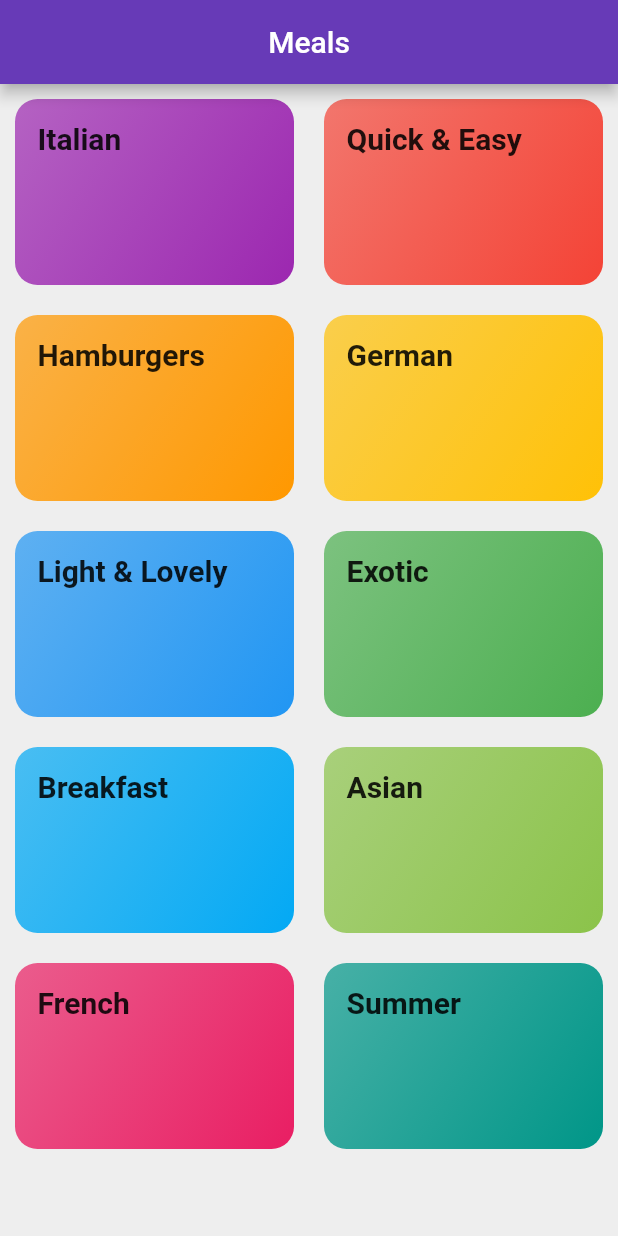
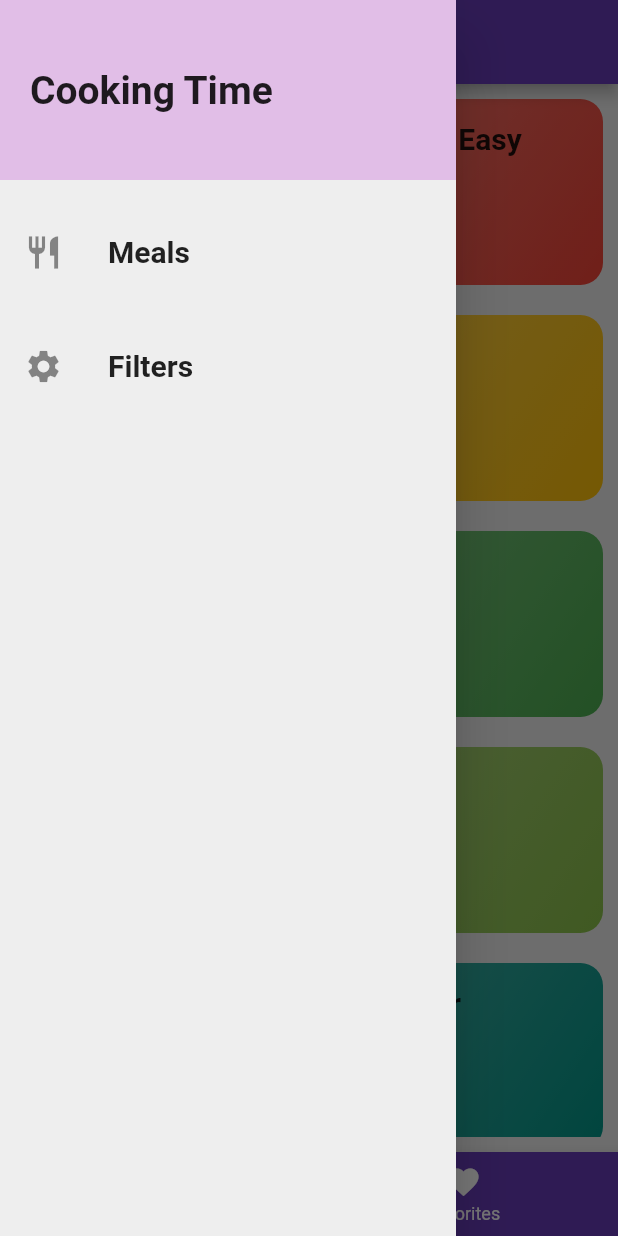
Before and after one commit to masterofboards/meals_app, a Flutter app: the screen it shows after launch, with the side drawer open (before the commit the screen has no drawer), on a phone screen of 412 x 824 dp. Run offline on Flutter 3.47's test engine with Material 2 defaults, Android fonts, the phone set to English and light mode, and no system bars; missing offline and left inert: dart:ffi.

Commit message:
Final working version

```diff
--- a/lib/categories.dart
+++ b/lib/categories.dart
@@ -5,14 +5,10 @@ import './category_item.dart';
 
 class Categories extends StatelessWidget {
 
+
   @override
   Widget build(BuildContext context) {
-    return Scaffold(
-      appBar: AppBar(
-        title: Text('Meals'),
-        centerTitle: true,
-      ),
-      body: Padding(
+    return Padding(
         padding: const EdgeInsets.all(10.0),
         child: GridView.builder(
           itemCount: DummyCategories.length,
@@ -30,7 +26,6 @@ class Categories extends StatelessWidget {
             );
           },
         ),
-      ),
     );
   }
 }
--- /dev/null
+++ b/lib/drawer.dart
@@ -0,0 +1,55 @@
+import 'package:flutter/material.dart';
+import 'package:mealsapp/filters.dart';
+
+class MyDrawer extends StatelessWidget {
+  Widget listTileWidget(
+      String text, IconData icon, BuildContext context, Function tapHandler) {
+    return ListTile(
+      leading: Icon(
+        icon,
+        size: 26,
+      ),
+      title: Text(
+        text,
+        style: Theme.of(context).textTheme.headline6,
+      ),
+      onTap: tapHandler,
+    );
+  }
+
+  @override
+  Widget build(BuildContext context) {
+    return Drawer(
+      child: Column(
+        children: [
+          Container(
+            height: 120,
+            width: double.infinity,
+            padding: EdgeInsets.all(20),
+            alignment: Alignment.centerLeft,
+            child: Text(
+              'Cooking Time',
+              style: TextStyle(
+                fontSize: 26,
+                fontWeight: FontWeight.bold,
+              ),
+            ),
+            color: Theme.of(context).accentColor,
+          ),
+          SizedBox(
+            height: 20,
+          ),
+          listTileWidget('Meals', Icons.restaurant, context, () {
+            Navigator.of(context).pushNamed('/');
+          }),
+          SizedBox(
+            height: 20,
+          ),
+          listTileWidget('Filters', Icons.settings, context, () {
+            Navigator.of(context).pushReplacementNamed(Filters.routeName);
+          }),
+        ],
+      ),
+    );
+  }
+}
--- a/lib/main.dart
+++ b/lib/main.dart
@@ -1,34 +1,96 @@
 import 'package:flutter/material.dart';
 import 'package:mealsapp/categories.dart';
+import 'package:mealsapp/dummy_data.dart';
 import 'package:mealsapp/meals.dart';
-
-import './category_item.dart';
+import 'package:mealsapp/recipe_details.dart';
+import './tabs.dart';
+import './filters.dart';
+import './recipe_model.dart';
 
 void main() {
   runApp(MyApp());
 }
 
-class MyApp extends StatelessWidget {
+class MyApp extends StatefulWidget {
   // This widget is the root of your application.
+  @override
+  _MyAppState createState() => _MyAppState();
+}
+
+class _MyAppState extends State<MyApp> {
+  Map<String, bool> _filterButton = {
+    'glutenFree': false,
+    'lactoseFree': false,
+    'vegan': false,
+    'vegetarian': false,
+  };
+  List<Recipes> _availableMeals = DummyRecipes;
+  List<Recipes> _favoriteMeals = [];
+
+  void _setFilters(Map<String, bool> filterData) {
+    setState(() {
+      _filterButton = filterData;
+      _availableMeals = DummyRecipes.where((element) {
+        if (_filterButton['glutenFree'] && !element.isGlutenFree) {
+          return false;
+        }
+        if (_filterButton['lactoseFree'] && !element.isLactoseFree) {
+          return false;
+        }
+        if (_filterButton['vegan'] && !element.isVegan) {
+          return false;
+        }
+        if (_filterButton['vegetarian'] && !element.isVegetarian) {
+          return false;
+        }
+        return true;
+      }).toList();
+    });
+  }
+
+  void _toggleFavorite(String mealId) {
+    final existingIndex =
+        _favoriteMeals.indexWhere((element) => element.id == mealId);
+    if(existingIndex >=0){
+      setState(() {
+        _favoriteMeals.removeAt(existingIndex);
+      });
+    } else {
+      setState(() {
+        _favoriteMeals.add(DummyRecipes.firstWhere((element) => element.id == mealId));
+      });
+    }
+  }
+
+  bool _isMealFavorite(String id){
+    return _favoriteMeals.any((element) => element.id == id);
+  }
+
   @override
   Widget build(BuildContext context) {
     return MaterialApp(
       title: 'Flutter Demo',
       theme: ThemeData(
           primarySwatch: Colors.deepPurple,
-      accentColor: Colors.yellow[700],
+          accentColor: Colors.purple[100],
           canvasColor: Colors.grey[200],
           textTheme: ThemeData.light().textTheme.copyWith(
                   headline6: TextStyle(
                 fontWeight: FontWeight.bold,
                 fontSize: 20,
-        )
-      )),
+              ))),
 
-      home: Categories(),
+      //home: Categories(),
+      initialRoute: '/',
       routes: {
-        '/meals':(_) => Meals(),
+        '/': (_) => Tabs(_favoriteMeals),
+        Meals.routeName: (_) => Meals(_availableMeals),
+        RpDetails.routeName: (_) => RpDetails(_toggleFavorite, _isMealFavorite),
+        Filters.routeName: (_) => Filters(_filterButton, _setFilters),
       },
+      onUnknownRoute: (settings) => MaterialPageRoute(
+          builder: (ctx) =>
+              Categories()), // Points to a default screen to display should all other pages fail to load.
     );
   }
 }
--- /dev/null
+++ b/lib/tabs.dart
@@ -0,0 +1,64 @@
+import 'package:flutter/material.dart';
+
+import './categories.dart';
+import './favorites.dart';
+import './drawer.dart';
+import './recipe_model.dart';
+
+class Tabs extends StatefulWidget {
+
+  final List<Recipes> favoriteMeals;
+  Tabs(this.favoriteMeals);
+
+  @override
+  _TabsState createState() => _TabsState();
+}
+
+class _TabsState extends State<Tabs> {
+  List<Widget> _pages;
+  int _pageNumber = 0;
+
+  @override
+  void initState() {
+    _pages = [
+    Categories(),
+    Favorites(widget.favoriteMeals),
+  ];
+    // TODO: implement initState
+    super.initState();
+  }
+
+  void selectPage(int index) {
+    setState(() {
+      _pageNumber = index;
+    });
+  }
+
+  @override
+  Widget build(BuildContext context) {
+    return Scaffold(
+      appBar: AppBar(
+        title: Text('Meals'),
+      ),
+      body: _pages[_pageNumber],
+      bottomNavigationBar: BottomNavigationBar(
+        onTap: selectPage,
+        unselectedItemColor: Colors.white,
+        selectedItemColor: Colors.yellow,
+        currentIndex: _pageNumber,
+        backgroundColor: Theme.of(context).primaryColor,
+        items: [
+          BottomNavigationBarItem(
+            icon: Icon(Icons.category),
+            title: Text('Categories'),
+          ),
+          BottomNavigationBarItem(
+            icon: Icon(Icons.favorite),
+            title: Text('Favorites'),
+          ),
+        ],
+      ),
+      drawer: MyDrawer(),
+    );
+  }
+}
```
Also changed, not shown: lib/category_item.dart (+4 -4 lines), lib/favorites.dart (added, +32 -0 lines), lib/filters.dart (added, +105 -0 lines), lib/meals.dart (+29 -17 lines), lib/recipe_details.dart (added, +83 -0 lines), lib/recipe_item.dart (+49 -31 lines). Lines whose indentation alone changed are shown as unchanged.
